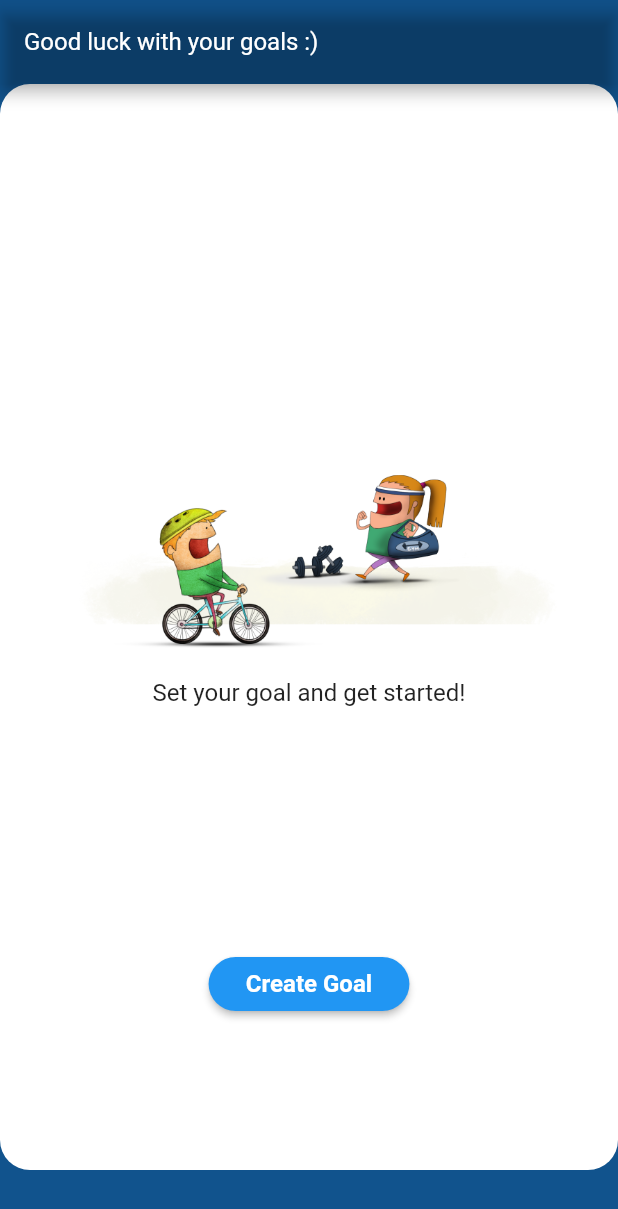
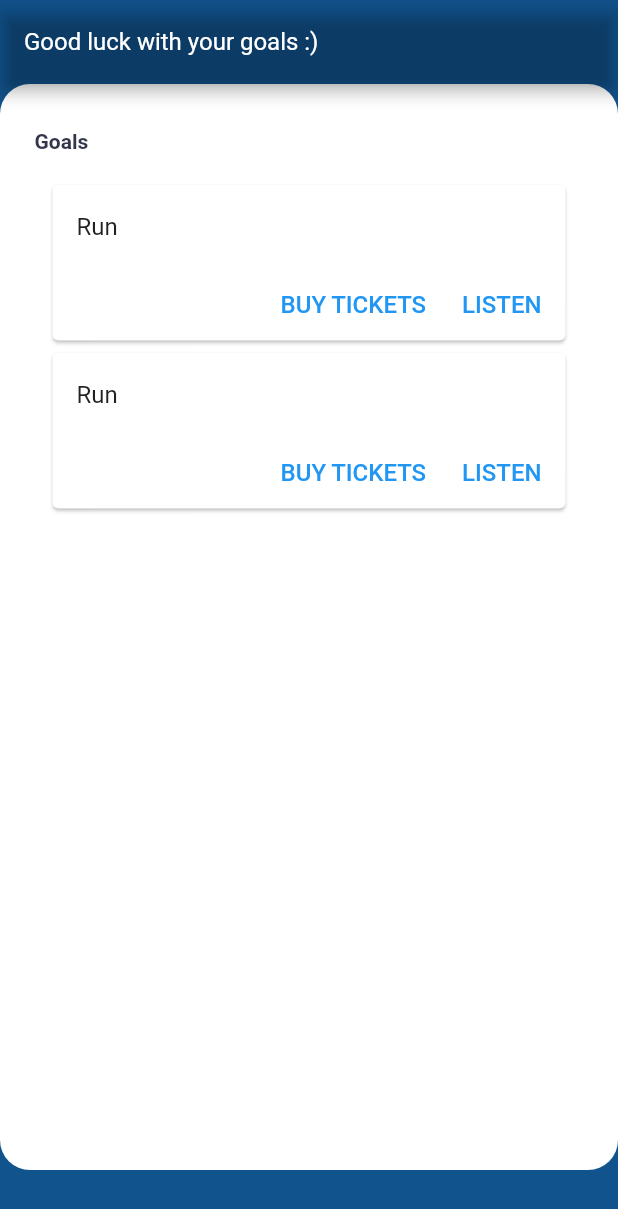
Before and after one commit to sajadmaster/goals-lite, a Flutter app: the screen it shows after launch, on a phone screen of 412 x 824 dp. Shown: the top 1209 px of the screen. Run offline on Flutter 3.47's test engine with Material 2 defaults, Android fonts, the phone set to English and light mode, and no system bars; our stand-ins replace cloud_firestore, firebase_auth, firebase_core, modal_bottom_sheet, sign_in_with_apple; accounts and stored records are empty.

Commit message:
Dashboard With Content - in progress

```diff
--- a/lib/Dashboard/dashboard_empty_view.dart
+++ b/lib/Dashboard/dashboard_no_content_view.dart
@@ -3,7 +3,7 @@ import 'package:goals_lite/Goal/create_goal_view.dart';
 import 'package:goals_lite/_shared/button_round_elevated.dart';
 import 'package:modal_bottom_sheet/modal_bottom_sheet.dart';
 
-class DashboardEmptyContent extends StatelessWidget {
+class DashboardNoContent extends StatelessWidget {
   @override
   Widget build(BuildContext context) {
     return Padding(
--- a/lib/Dashboard/dashboard_view.dart
+++ b/lib/Dashboard/dashboard_view.dart
@@ -1,9 +1,10 @@
 // ignore_for_file: prefer_const_constructors
 
 import 'package:flutter/material.dart';
+import 'package:goals_lite/Dashboard/dashboard_with_content_view.dart';
 import 'package:goals_lite/_shared/my_colors.dart';
 
-import 'dashboard_empty_view.dart';
+import 'dashboard_no_content_view.dart';
 
 class DashboardPage extends StatefulWidget {
   const DashboardPage({Key? key}) : super(key: key);
@@ -31,7 +32,7 @@ class _DashboardPageState extends State<DashboardPage> {
           color: Colors.white,
           borderRadius: BorderRadius.circular(20),
         ),
-        child: DashboardEmptyContent(),
+        child: DashboardWithContent(),
       ),
     );
   }
--- /dev/null
+++ b/lib/Dashboard/dashboard_with_content_view.dart
@@ -0,0 +1,40 @@
+import 'package:flutter/material.dart';
+import 'package:goals_lite/Dashboard/goal_card_view.dart';
+import 'package:goals_lite/_shared/my_colors.dart';
+
+class DashboardWithContent extends StatefulWidget {
+  const DashboardWithContent({Key? key}) : super(key: key);
+
+  @override
+  _DashboardWithContentState createState() => _DashboardWithContentState();
+}
+
+class _DashboardWithContentState extends State<DashboardWithContent> {
+  @override
+  Widget build(BuildContext context) {
+    return Padding(
+      padding: const EdgeInsets.symmetric(horizontal: 23, vertical: 30),
+      child: Column(
+        mainAxisAlignment: MainAxisAlignment.start,
+        crossAxisAlignment: CrossAxisAlignment.stretch,
+        children: <Widget>[
+          Text(
+            'Goals',
+            style: TextStyle(
+                fontSize: 14, fontWeight: FontWeight.bold, color: black2),
+          ),
+          SizedBox(height: 9),
+          Expanded(
+            child: ListView(
+              padding: const EdgeInsets.all(8),
+              children: <Widget>[
+                GoalCard(),
+                GoalCard(),
+              ],
+            ),
+          ),
+        ],
+      ),
+    );
+  }
+}
--- /dev/null
+++ b/lib/Dashboard/goal_card_view.dart
@@ -0,0 +1,36 @@
+import 'package:flutter/material.dart';
+
+class GoalCard extends StatelessWidget {
+  const GoalCard({Key? key}) : super(key: key);
+
+  @override
+  Widget build(BuildContext context) {
+    return Center(
+      child: Card(
+        child: Column(
+          mainAxisSize: MainAxisSize.min,
+          children: <Widget>[
+            const ListTile(
+              title: Text('Run'),
+            ),
+            Row(
+              mainAxisAlignment: MainAxisAlignment.end,
+              children: <Widget>[
+                TextButton(
+                  child: const Text('BUY TICKETS'),
+                  onPressed: () {/* ... */},
+                ),
+                const SizedBox(width: 8),
+                TextButton(
+                  child: const Text('LISTEN'),
+                  onPressed: () {/* ... */},
+                ),
+                const SizedBox(width: 8),
+              ],
+            ),
+          ],
+        ),
+      ),
+    );
+  }
+}
```
Also changed, not shown: lib/Record/create_record_view.dart (added).
